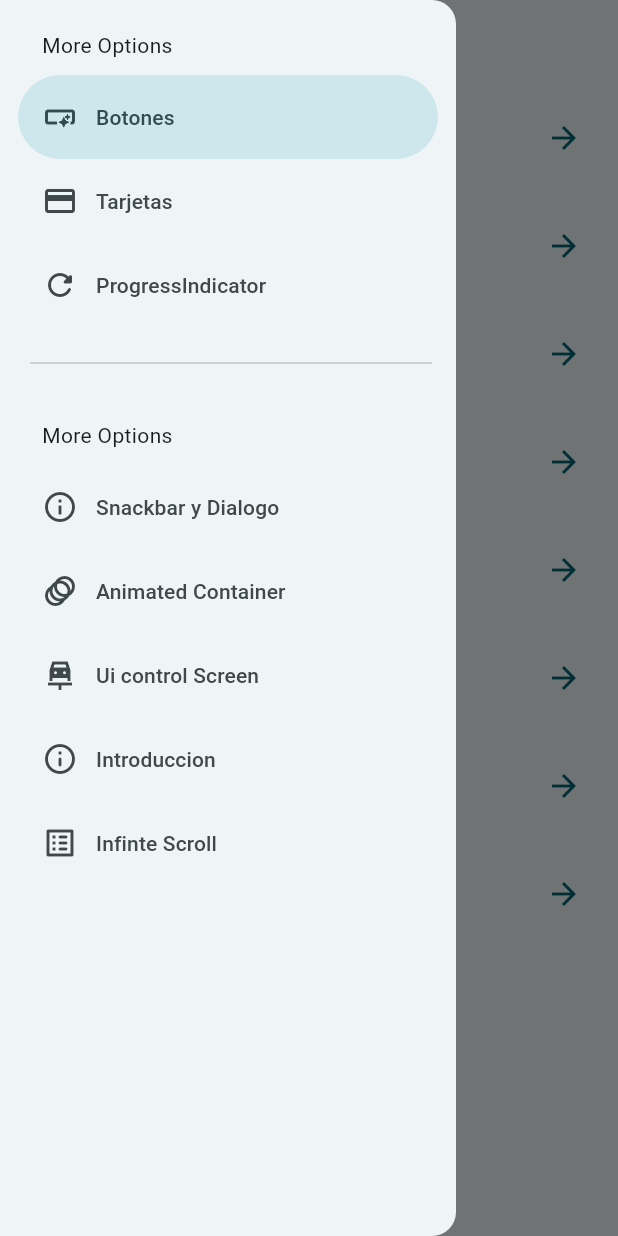
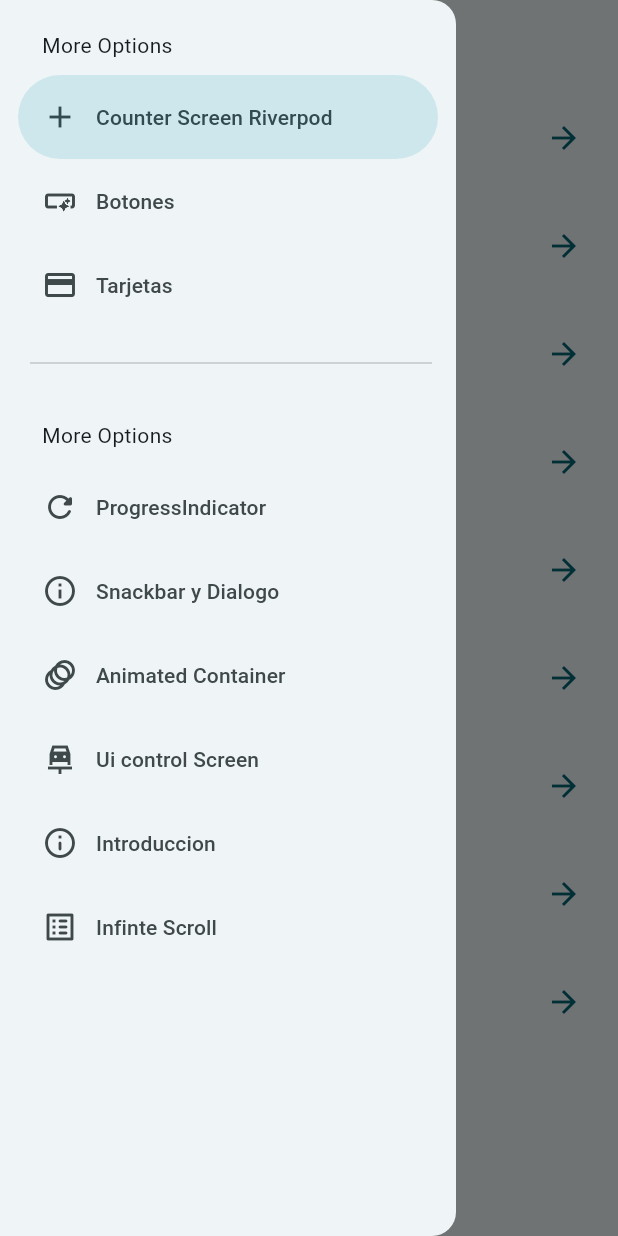
Before and after one commit to ObedGarcia64/WidgetsApp, a Flutter app: the screen it shows after launch, with the side drawer open, on a phone screen of 412 x 824 dp. Run offline on Flutter 3.47's test engine with Material 3 defaults, Android fonts, the phone set to English and light mode, and no system bars; our stand-ins replace animate_do, flutter_riverpod, go_router.

Commit message:
suma con riverpod

```diff
--- a/lib/config/theme/menu/menu_items.dart
+++ b/lib/config/theme/menu/menu_items.dart
@@ -15,6 +15,12 @@ class menuItem {
 }
 
 const appMenuItems = <menuItem>[
+  menuItem(
+    title: 'Counter Screen Riverpod',
+    subTitle: 'Counter screen sxample with Riverpod',
+    link: '/counter_screen',
+    icon: Icons.add,
+  ),
   menuItem(
     title: 'Botones',
     subTitle: 'Ejemplos de botones',
--- a/lib/config/theme/router/app_router.dart
+++ b/lib/config/theme/router/app_router.dart
@@ -48,5 +48,10 @@ final appRouter = GoRouter(
       name: InfiniteScrollScreen.name,
       builder: (context, state) => const InfiniteScrollScreen(),
     ),
+    GoRoute(
+      path: '/counter_screen',
+      name: CounterScreen.name,
+      builder: (context, state) => const CounterScreen(),
+    )
   ],
 );
--- a/lib/main.dart
+++ b/lib/main.dart
@@ -1,10 +1,13 @@
 import 'package:flutter/material.dart';
+import 'package:flutter_riverpod/flutter_riverpod.dart';
 import 'package:widgets_app/config/theme/router/app_router.dart';
 
 import 'config/theme/app_theme.dart';
 
 void main() {
-  runApp(const MainApp());
+  runApp(
+    const ProviderScope(child: MainApp())
+    );
 }
 
 class MainApp extends StatelessWidget {
--- a/lib/presentation/Screens/Home/home_screen.dart
+++ b/lib/presentation/Screens/Home/home_screen.dart
@@ -10,12 +10,15 @@ class HomeScreen extends StatelessWidget {
 
   @override
   Widget build(BuildContext context) {
+    final scaffoldKey = GlobalKey<ScaffoldState>();
+
     return Scaffold(
+      key: scaffoldKey,
       appBar: AppBar(
         title: const Text('Flutter + Material 3'),
       ),
       body: const _HomeView(),
-      drawer: const SideMenu(),
+      drawer: SideMenu(scaffoldKey: scaffoldKey,),
     );
   }
 }
--- /dev/null
+++ b/lib/presentation/providers/counter_provider.dart
@@ -0,0 +1,3 @@
+import 'package:flutter_riverpod/flutter_riverpod.dart';
+
+final counterProvider = StateProvider<int>((ref) => 5);
--- a/lib/presentation/screens.dart
+++ b/lib/presentation/screens.dart
@@ -1,3 +1,4 @@
+export 'package:widgets_app/presentation/Screens/counter/counter_screen.dart';
 export 'package:widgets_app/presentation/Screens/animated/animated_screen.dart';
 export 'package:widgets_app/presentation/Screens/app_tutorial/app_tutorial_screen.dart';
 export 'package:widgets_app/presentation/Screens/infinite_scroll/infinite_scroll_screen.dart';
--- a/lib/presentation/widgets/side_menu.dart
+++ b/lib/presentation/widgets/side_menu.dart
@@ -3,7 +3,8 @@ import 'package:go_router/go_router.dart';
 import 'package:widgets_app/config/theme/menu/menu_items.dart';
 
 class SideMenu extends StatefulWidget {
-  const SideMenu({super.key});
+  final GlobalKey<ScaffoldState> scaffoldKey;
+  const SideMenu({super.key, required this.scaffoldKey});
 
   @override
   State<SideMenu> createState() => _SideMenuState();
@@ -24,8 +25,8 @@ class _SideMenuState extends State<SideMenu> {
         });
 
         final menuItem = appMenuItems[value];
-        context.pop();
         context.push(menuItem.link);
+        widget.scaffoldKey.currentState?.closeDrawer();
       },
       children: [
         Padding(
--- a/pubspec.yaml
+++ b/pubspec.yaml
@@ -10,6 +10,7 @@ dependencies:
   animate_do: ^3.3.4
   flutter:
     sdk: flutter
+  flutter_riverpod: ^2.6.1
   go_router: ^14.6.1
 
 dev_dependencies:
```
Also changed, not shown: lib/presentation/Screens/counter/counter_screen.dart (added, +31 -0 lines), pubspec.lock.
